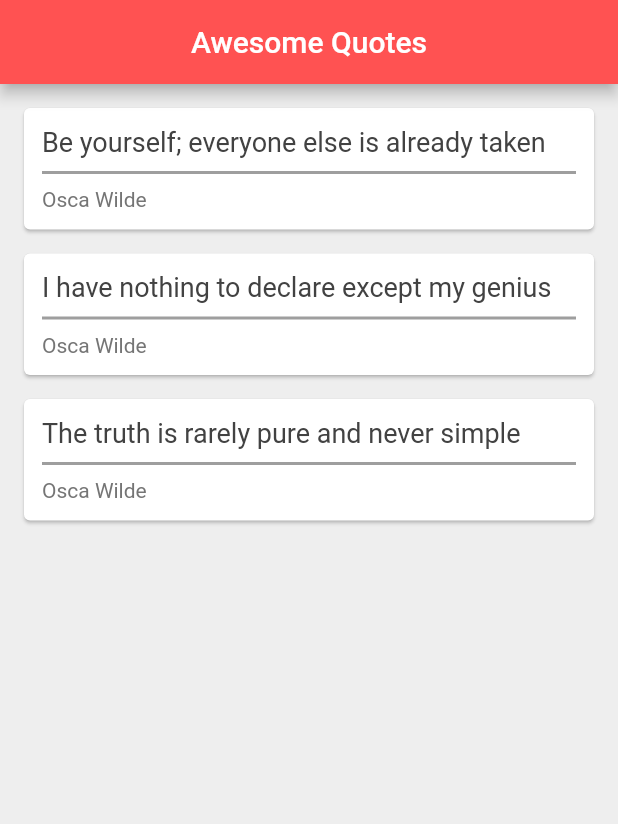
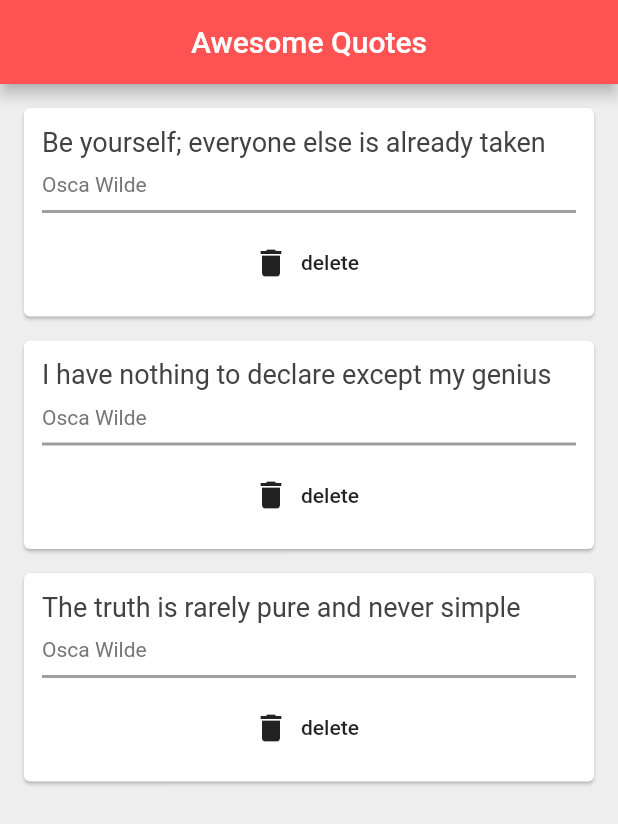
Before and after one commit to MLesky/World-Time-App, a Flutter app: the screen it shows after launch, on a phone screen of 412 x 824 dp. Shown: the top 824 px of the screen. Run offline on Flutter 3.47's test engine with Material 2 defaults, Android fonts, the light colour scheme and no system bars.

Commit message:
passing functions as parameters

```diff
--- a/My app/myapp/lib/main.dart
+++ b/My app/myapp/lib/main.dart
@@ -30,7 +30,15 @@ class _HomeState extends State<Home> {
         backgroundColor: Colors.redAccent,
       ),
       body: Column(
-        children: quotes.map((quote) => QuoteCard(quote: quote)).toList(),
+        children: quotes.map((quote) => QuoteCard(
+            quote: quote,
+            delete: () {
+              setState(() {
+                quotes.remove(quote);
+              });
+              print("\"${quote.text}\" by ${quote.author} has been deleted");
+            }
+        )).toList(),
       ),
     );
   }
--- a/My app/myapp/lib/quote_card.dart
+++ b/My app/myapp/lib/quote_card.dart
@@ -4,8 +4,8 @@ import 'package:myapp/quote.dart';
 
 class QuoteCard extends StatelessWidget {
   final Quote quote;
-
-  const QuoteCard({Key? key, required this.quote}) : super(key: key);
+  final Function()? delete;
+  const QuoteCard({Key? key, required this.quote, this.delete}) : super(key: key);
 //  const QuoteCard({ required this.quote });
 
   @override
@@ -24,11 +24,7 @@ class QuoteCard extends StatelessWidget {
                 color: Colors.grey[800],
               ),
             ),
-            Divider(
-              height: 20.0,
-              thickness: 2.0,
-              color: Colors.grey[500],
-            ),
+            const SizedBox(height: 10,),
             Text(
               '${quote.author}',
               style: TextStyle(
@@ -36,6 +32,16 @@ class QuoteCard extends StatelessWidget {
                 color: Colors.grey[600],
               ),
             ),
+            Divider(
+              height: 20.0,
+              thickness: 2.0,
+              color: Colors.grey[500],
+            ),
+            FlatButton.icon(
+                onPressed: delete,
+                label: const Text('delete'),
+                icon: const Icon(Icons.delete),
+            )
           ],
         ),
       ),
```
